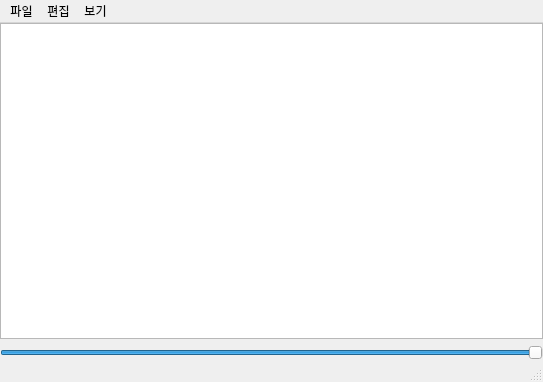
hyunwk/transparent_notepad_python, file SW프로젝트/notepad.ui: the form before one commit.
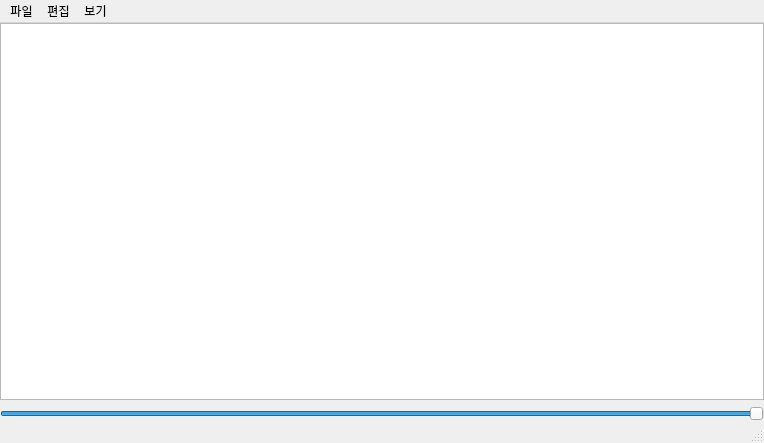
The form after the commit.

Commit message: Docs : need to minimize the size of main.exe

What changed in the file:
```diff
--- a/SW프로젝트/notepad.ui
+++ b/SW프로젝트/notepad.ui
@@ -9,8 +9,8 @@
    <rect>
     <x>0</x>
     <y>0</y>
-    <width>543</width>
-    <height>382</height>
+    <width>764</width>
+    <height>443</height>
    </rect>
   </property>
   <property name="windowTitle">
@@ -42,7 +42,8 @@
        <widget class="QTextEdit" name="textEdit">
         <property name="font">
          <font>
-          <pointsize>14</pointsize>
+          <family>나눔고딕</family>
+          <pointsize>12</pointsize>
          </font>
         </property>
        </widget>
@@ -78,7 +79,7 @@
     <rect>
      <x>0</x>
      <y>0</y>
-     <width>543</width>
+     <width>764</width>
      <height>26</height>
     </rect>
    </property>
```
Left out of the diff: 5 changed lines with no effect on the pictures. The commit also changes 1 other file.
